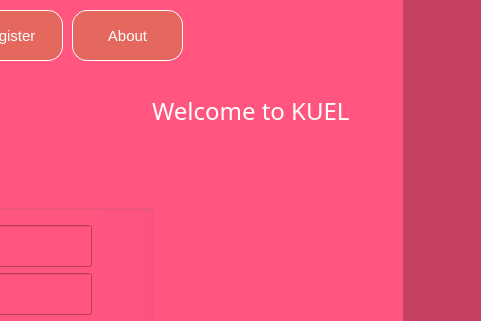
First picture: the form in mainwindow.ui, repository MdTeach/KU_EL, before the edit; both pictures show x 388 to 869 and y 0 to 321 of the 869 by 701 pixel window.
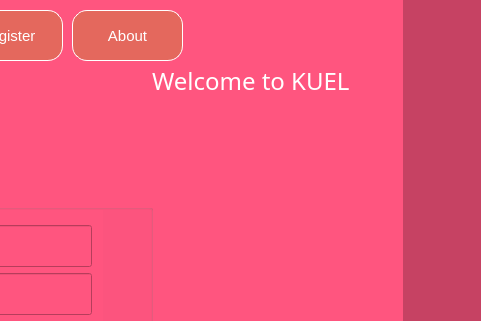
Second picture: the form after the edit. The open tabs and pages were chosen to show the change. Icons and pictures are not drawn.

```diff
--- a/mainwindow.ui
+++ b/mainwindow.ui
@@ -525,7 +525,7 @@
     <property name="geometry">
      <rect>
       <x>540</x>
-      <y>20</y>
+      <y>-10</y>
       <width>321</width>
       <height>181</height>
      </rect>
```
Left out of the diff: 2 changed lines with no effect on the pictures.
